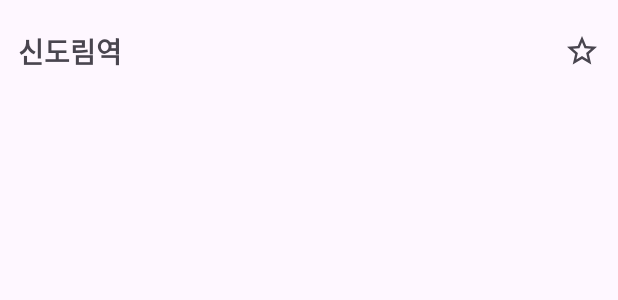
After one commit to jiwonHub/SubwayInformation, an Android app: the layout item_station.xml on its own in the app's theme, with its tools: preview values and no code run, on a phone screen of 412 x 824 dp. The commit adds this screen. Shown: the top 300 px of the screen. Run offline under Robolectric (Android 15) with nearby library versions, the phone set to English and light mode, and no system bars.

```diff
--- /dev/null
+++ b/app/src/main/res/drawable-anydpi/ic_baseline_search_24.xml
@@ -0,0 +1,6 @@
+<?xml version="1.0" encoding="utf-8"?>
+<vector android:height="24dp" android:tint="#5C5A5D"
+    android:viewportHeight="24" android:viewportWidth="24"
+    android:width="24dp" xmlns:android="http://schemas.android.com/apk/res/android">
+    <path android:fillColor="@android:color/white" android:pathData="M15.5,14h-0.79l-0.28,-0.27C15.41,12.59 16,11.11 16,9.5 16,5.91 13.09,3 9.5,3S3,5.91 3,9.5 5.91,16 9.5,16c1.61,0 3.09,-0.59 4.23,-1.57l0.27,0.28v0.79l5,4.99L20.49,19l-4.99,-5zM9.5,14C7.01,14 5,11.99 5,9.5S7.01,5 9.5,5 14,7.01 14,9.5 11.99,14 9.5,14z"/>
+</vector>
--- /dev/null
+++ b/app/src/main/res/drawable/ic_star.xml
@@ -0,0 +1,5 @@
+<vector android:height="24dp" android:tint="#E8E809"
+    android:viewportHeight="24" android:viewportWidth="24"
+    android:width="24dp" xmlns:android="http://schemas.android.com/apk/res/android">
+    <path android:fillColor="@android:color/white" android:pathData="M12,17.27L18.18,21l-1.64,-7.03L22,9.24l-7.19,-0.61L12,2 9.19,8.63 2,9.24l5.46,4.73L5.82,21z"/>
+</vector>
--- /dev/null
+++ b/app/src/main/res/drawable/ic_star_empty.xml
@@ -0,0 +1,5 @@
+<vector android:height="24dp" android:tint="#E8E809"
+    android:viewportHeight="24" android:viewportWidth="24"
+    android:width="24dp" xmlns:android="http://schemas.android.com/apk/res/android">
+    <path android:fillColor="@android:color/white" android:pathData="M22,9.24l-7.19,-0.62L12,2 9.19,8.63 2,9.24l5.46,4.73L5.82,21 12,17.27 18.18,21l-1.63,-7.03L22,9.24zM12,15.4l-3.76,2.27 1,-4.28 -3.32,-2.88 4.38,-0.38L12,6.1l1.71,4.04 4.38,0.38 -3.32,2.88 1,4.28L12,15.4z"/>
+</vector>
--- /dev/null
+++ b/app/src/main/res/drawable/selector_favorite_checkbox.xml
@@ -0,0 +1,5 @@
+<?xml version="1.0" encoding="utf-8"?>
+<selector xmlns:android="http://schemas.android.com/apk/res/android">
+    <item android:drawable="@drawable/ic_star" android:state_checked="true" />
+    <item android:drawable="@drawable/ic_star_empty" android:state_checked="false"/>
+</selector>
--- /dev/null
+++ b/app/src/main/res/layout/item_station.xml
@@ -0,0 +1,45 @@
+<?xml version="1.0" encoding="utf-8"?>
+<androidx.constraintlayout.widget.ConstraintLayout xmlns:android="http://schemas.android.com/apk/res/android"
+    android:layout_width="match_parent"
+    android:layout_height="wrap_content"
+    xmlns:app="http://schemas.android.com/apk/res-auto"
+    xmlns:tools="http://schemas.android.com/tools">
+
+    <TextView
+        android:id="@+id/stationNameTextView"
+        android:layout_width="0dp"
+        android:layout_height="wrap_content"
+        android:gravity="center_vertical"
+        android:maxLines="1"
+        android:paddingHorizontal="12dp"
+        android:paddingVertical="20dp"
+        android:textSize="18sp"
+        android:textStyle="bold"
+        app:autoSizeTextType="uniform"
+        app:layout_constraintBottom_toBottomOf="parent"
+        app:layout_constraintEnd_toStartOf="@id/badgeContainer"
+        app:layout_constraintStart_toStartOf="parent"
+        app:layout_constraintTop_toTopOf="parent"
+        tools:text="신도림역" />
+
+    <LinearLayout
+        android:id="@+id/badgeContainer"
+        android:layout_width="wrap_content"
+        android:layout_height="wrap_content"
+        android:gravity="center_vertical"
+        android:orientation="horizontal"
+        android:paddingHorizontal="6dp"
+        app:layout_constraintBottom_toBottomOf="parent"
+        app:layout_constraintEnd_toStartOf="@id/favorite"
+        app:layout_constraintTop_toTopOf="parent" />
+
+    <CheckBox
+        android:id="@+id/favorite"
+        android:layout_width="wrap_content"
+        android:layout_height="wrap_content"
+        android:button="@drawable/selector_favorite_checkbox"
+        app:layout_constraintBottom_toBottomOf="parent"
+        app:layout_constraintEnd_toEndOf="parent"
+        app:layout_constraintTop_toTopOf="parent" />
+
+</androidx.constraintlayout.widget.ConstraintLayout>
--- /dev/null
+++ b/app/src/main/res/values/ic_star_empty_background.xml
@@ -0,0 +1,4 @@
+<?xml version="1.0" encoding="utf-8"?>
+<resources>
+    <color name="ic_star_empty_background">#FFFFFF</color>
+</resources>
```
Also changed, not shown: app/build.gradle (+6 -6 lines), app/src/main/java/com/example/subway/data/db/StationDao.kt (+14 -0 lines), app/src/main/java/com/example/subway/data/presentation/MainActivity.kt (+28 -0 lines), app/src/main/java/com/example/subway/data/presentation/stations/StationsAdapter.kt (added, +61 -0 lines), app/src/main/java/com/example/subway/data/presentation/stations/StationsContract.kt (added, +21 -0 lines), app/src/main/java/com/example/subway/data/presentation/stations/StationsFragment.kt (+80 -2 lines), app/src/main/java/com/example/subway/data/presentation/stations/StationsPresenter.kt (added, +63 -0 lines), app/src/main/java/com/example/subway/data/presentation/view/Badge.kt (added, +55 -0 lines), app/src/main/java/com/example/subway/data/repository/StationRepositoryImpl.kt (+1 -11 lines), app/src/main/java/com/example/subway/di/AppModule.kt (+7 -0 lines), app/src/main/java/com/example/subway/extensions/ContextExt.kt (added, +7 -0 lines), app/src/main/java/com/example/subway/extensions/ViewExt.kt (added, +15 -0 lines), app/src/main/res/layout/fragment_stations.xml (+36 -1 lines), app/src/main/ic_star_empty-playstore.png (added).
